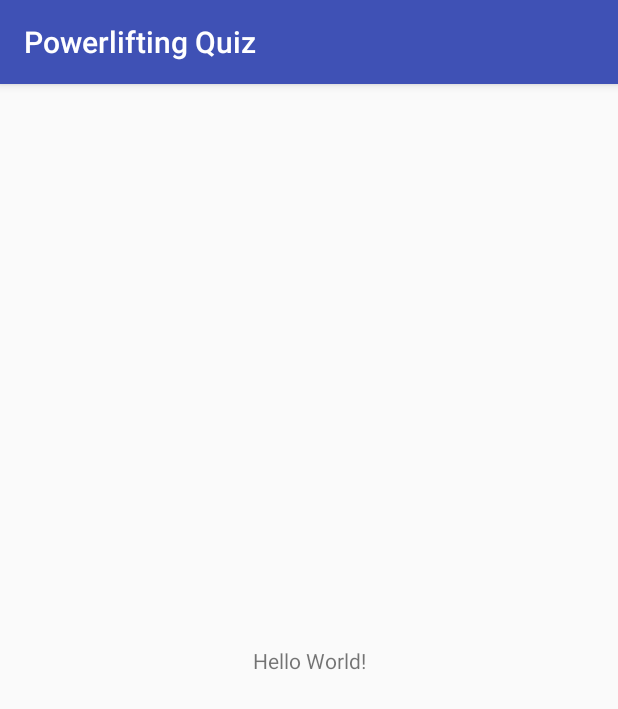
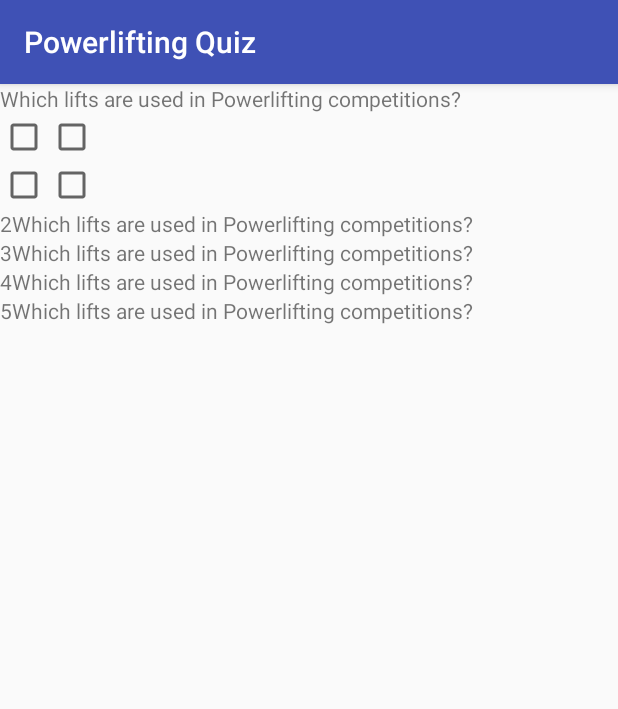
Before and after one commit to joachimharms/Powerlifting-Quiz, an Android app: the screen it shows after launch (MainActivity), on a phone screen of 412 x 824 dp. Shown: the top 709 px of the screen. Run offline under Robolectric (Android 15) with nearby library versions, the phone set to English and light mode, and no system bars.

Commit message:
Add raw layout structure - done

```diff
--- a/app/src/main/res/layout/activity_main.xml
+++ b/app/src/main/res/layout/activity_main.xml
@@ -1,19 +1,121 @@
 <?xml version="1.0" encoding="utf-8"?>
-<android.support.constraint.ConstraintLayout
-    xmlns:android="http://schemas.android.com/apk/res/android"
-    xmlns:app="http://schemas.android.com/apk/res-auto"
-    xmlns:tools="http://schemas.android.com/tools"
-    android:layout_width="match_parent"
-    android:layout_height="match_parent"
-    tools:context="com.example.android.powerliftingquiz.MainActivity">
+
+<LinearLayout xmlns:android="http://schemas.android.com/apk/res/android"
+                xmlns:tools="http://schemas.android.com/tools"
+                android:layout_width="match_parent"
+                android:layout_height="match_parent"
+                tools:context="com.example.android.powerliftingquiz.MainActivity"
+              android:orientation="vertical"
+    >
 
     <TextView
-        android:layout_width="wrap_content"
+        android:layout_width="match_parent"
         android:layout_height="wrap_content"
-        android:text="Hello World!"
-        app:layout_constraintBottom_toBottomOf="parent"
-        app:layout_constraintLeft_toLeftOf="parent"
-        app:layout_constraintRight_toRightOf="parent"
-        app:layout_constraintTop_toTopOf="parent"/>
+        android:text="Which lifts are used in Powerlifting competitions?"
 
-</android.support.constraint.ConstraintLayout>
+        />
+
+    <LinearLayout
+        android:layout_width="match_parent"
+        android:layout_height="wrap_content"
+        android:orientation="horizontal"
+        >
+        <CheckBox
+            android:layout_width="wrap_content"
+            android:layout_height="wrap_content"/>
+        <CheckBox
+            android:layout_width="wrap_content"
+            android:layout_height="wrap_content"/>
+
+    </LinearLayout>
+    <LinearLayout
+        android:layout_width="match_parent"
+        android:layout_height="wrap_content">
+        <CheckBox
+            android:layout_width="wrap_content"
+            android:layout_height="wrap_content"/>
+        <CheckBox
+            android:layout_width="wrap_content"
+            android:layout_height="wrap_content"/>
+    </LinearLayout>
+
+    <TextView
+        android:layout_width="match_parent"
+        android:layout_height="wrap_content"
+        android:text="2Which lifts are used in Powerlifting competitions?"
+
+        />
+<LinearLayout
+    android:layout_width="match_parent"
+    android:layout_height="wrap_content">
+
+
+
+</LinearLayout>
+
+
+
+
+
+
+    <TextView
+        android:layout_width="match_parent"
+        android:layout_height="wrap_content"
+        android:text="3Which lifts are used in Powerlifting competitions?"
+
+        />
+    <LinearLayout
+        android:layout_width="match_parent"
+        android:layout_height="wrap_content">
+
+
+
+    </LinearLayout>
+
+
+
+
+
+
+
+
+    <TextView
+        android:layout_width="match_parent"
+        android:layout_height="wrap_content"
+        android:text="4Which lifts are used in Powerlifting competitions?"
+
+        />
+
+
+    <LinearLayout
+        android:layout_width="match_parent"
+        android:layout_height="wrap_content">
+
+
+
+    </LinearLayout>
+
+
+
+
+
+
+
+
+    <TextView
+        android:layout_width="match_parent"
+        android:layout_height="wrap_content"
+        android:text="5Which lifts are used in Powerlifting competitions?"
+
+        />
+
+    <LinearLayout
+        android:layout_width="match_parent"
+        android:layout_height="wrap_content">
+
+
+
+    </LinearLayout>
+
+
+</LinearLayout>
```
Also changed, not shown: 1 other file.
